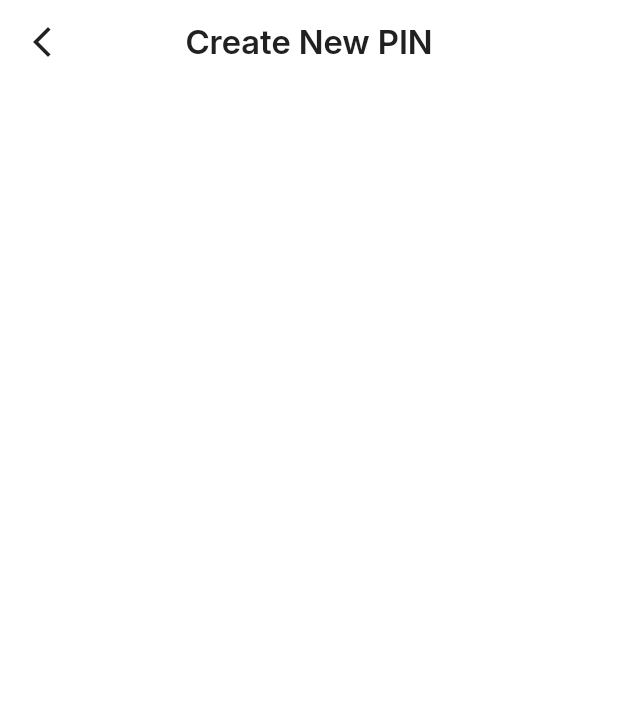
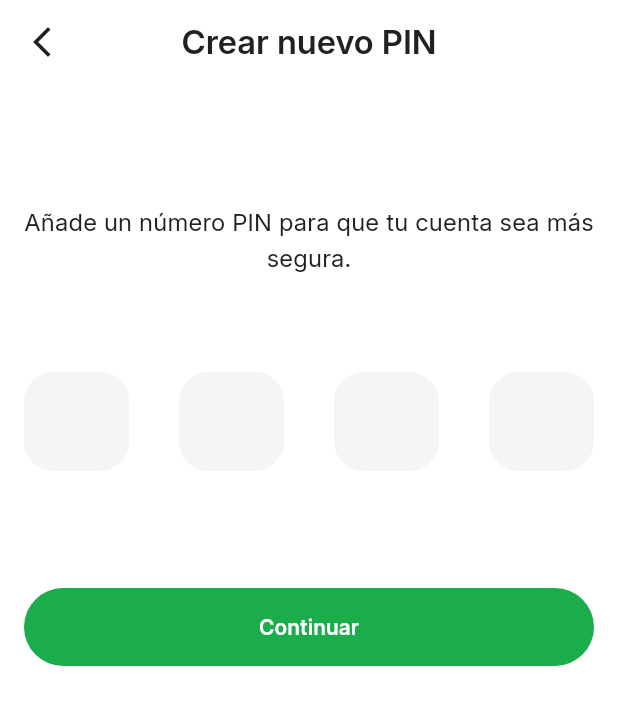
Before and after one commit to Russellnahuidev/Foodu_app, a Flutter app: the CreatePinPage screen opened by its route, on a phone screen of 412 x 824 dp. Shown: the top 705 px of the screen. Run offline on Flutter 3.47's test engine with Material 3 defaults, Android fonts, the phone set to English and light mode, and no system bars; our stand-ins replace dio, flutter_map, flutter_secure_storage, geocoding, geolocator, get_it and 6 more; accounts and stored records are empty.

Commit message:
Implementación UI de Creacion de nuevo PIN Completo

```diff
--- a/lib/app/constants/strings.dart
+++ b/lib/app/constants/strings.dart
@@ -32,6 +32,10 @@ class AppStrings {
   static const String otpVerificationTitle = 'Verificación del código OTP';
   static const String fillProfileTitle = 'Completa tu perfil';
   static const String setLocationTitle = 'Selecciona tu ubicación';
+  static const String createPinTitle = 'Crear nuevo PIN';
+  static const String createPinDescription =
+      'Añade un número PIN para que tu cuenta sea más segura.';
+  static const String fingerprintTitle = 'Establece tu huella digital';
   static const String setLocation = 'Ubicación';
   static const String setLocationHint = 'Seleccione una ubicación en el mapa';
   static const String emailLabel = 'Correo electrónico';
--- a/lib/app/routes/app_router.dart
+++ b/lib/app/routes/app_router.dart
@@ -2,6 +2,7 @@ import 'package:flutter/material.dart';
 import 'package:foodu_app/app/routes/routes_names.dart';
 import 'package:foodu_app/features/account_setup/presentation/pages/create_pin_page.dart';
 import 'package:foodu_app/features/account_setup/presentation/pages/fill_profile_page.dart';
+import 'package:foodu_app/features/account_setup/presentation/pages/fingerprint_page.dart';
 import 'package:foodu_app/features/account_setup/presentation/pages/set_location_page.dart';
 import 'package:foodu_app/features/auth/presentation/pages/lets_you_in_page.dart';
 import 'package:foodu_app/features/auth/presentation/pages/otp_verification_page.dart';
@@ -61,6 +62,10 @@ class AppRouter {
         path: RoutesNames.createPin,
         builder: (context, state) => CreatePinPage(),
       ),
+      GoRoute(
+        path: RoutesNames.fingerprint,
+        builder: (context, state) => FingerprintPage(),
+      ),
     ],
     errorBuilder: (context, state) => Scaffold(
       body: Center(child: Text('Ruta no encontrada: ${state.error}')),
--- a/lib/app/routes/route_middlewere.dart
+++ b/lib/app/routes/route_middlewere.dart
@@ -16,6 +16,7 @@ class RouteMiddleware {
     RoutesNames.fillProfile,
     RoutesNames.setLocation,
     RoutesNames.createPin,
+    RoutesNames.fingerprint,
   ];
 
   static Future<String?> guard(_, GoRouterState state) async {
--- a/lib/app/routes/routes_names.dart
+++ b/lib/app/routes/routes_names.dart
@@ -11,5 +11,6 @@ class RoutesNames {
   static const String fillProfile = '/fill-profile';
   static const String setLocation = '/set-location';
   static const String createPin = '/create-pin';
+  static const String fingerprint = '/fingerprint';
   static const String home = '/home';
 }
--- a/lib/features/account_setup/presentation/pages/create_pin_page.dart
+++ b/lib/features/account_setup/presentation/pages/create_pin_page.dart
@@ -1,4 +1,9 @@
 import 'package:flutter/material.dart';
+import 'package:foodu_app/app/constants/dimensions.dart';
+import 'package:foodu_app/app/constants/strings.dart';
+import 'package:foodu_app/app/routes/routes_names.dart';
+import 'package:foodu_app/shared/widgets/inputs/otp_digit_field.dart';
+import 'package:foodu_app/shared/widgets/buttons/primary_button.dart';
 import 'package:go_router/go_router.dart';
 
 class CreatePinPage extends StatefulWidget {
@@ -9,13 +14,33 @@ class CreatePinPage extends StatefulWidget {
 }
 
 class _CreatePinPageState extends State<CreatePinPage> {
+  final c1 = TextEditingController();
+  final c2 = TextEditingController();
+  final c3 = TextEditingController();
+  final c4 = TextEditingController();
+
+  final f1 = FocusNode();
+  final f2 = FocusNode();
+  final f3 = FocusNode();
+  final f4 = FocusNode();
+
+  bool get isPinComplete =>
+      c1.text.isNotEmpty &&
+      c2.text.isNotEmpty &&
+      c3.text.isNotEmpty &&
+      c4.text.isNotEmpty;
+
+  void _onChanged() {
+    setState(() {});
+  }
+
   @override
   Widget build(BuildContext context) {
     return Scaffold(
       backgroundColor: Theme.of(context).scaffoldBackgroundColor,
       appBar: AppBar(
         title: Text(
-          'Create New PIN',
+          AppStrings.createPinTitle,
           style: Theme.of(context).textTheme.titleLarge,
         ),
         leading: IconButton(
@@ -23,6 +48,91 @@ class _CreatePinPageState extends State<CreatePinPage> {
           onPressed: () => context.pop(),
         ),
       ),
+      body: SafeArea(
+        child: Padding(
+          padding: EdgeInsets.all(AppDimensions.space),
+          child: Column(
+            children: [
+              SizedBox(height: AppDimensions.space64),
+              // Descripcion
+              Text(
+                AppStrings.createPinDescription,
+                style: Theme.of(context).textTheme.bodyLarge,
+                textAlign: TextAlign.center,
+              ),
+
+              SizedBox(height: AppDimensions.space64),
+
+              // PIN INPUT
+              Row(
+                mainAxisAlignment: MainAxisAlignment.spaceBetween,
+
+                children: [
+                  OtpDigitField(
+                    controller: c1,
+                    focusNode: f1,
+                    nextFocus: f2,
+                    obscureText: true,
+                    onChanged: _onChanged,
+                  ),
+
+                  OtpDigitField(
+                    controller: c2,
+                    focusNode: f2,
+                    previousFocus: f1,
+                    nextFocus: f3,
+                    obscureText: true,
+                    onChanged: _onChanged,
+                  ),
+
+                  OtpDigitField(
+                    controller: c3,
+                    focusNode: f3,
+                    previousFocus: f2,
+                    nextFocus: f4,
+                    obscureText: true,
+                    onChanged: _onChanged,
+                  ),
+
+                  OtpDigitField(
+                    controller: c4,
+                    focusNode: f4,
+                    previousFocus: f3,
+                    obscureText: true,
+                    onChanged: _onChanged,
+                  ),
+                ],
+              ),
+
+              SizedBox(height: AppDimensions.space64),
+
+              // Verify Button
+              PrimaryButton(
+                label: AppStrings.continueButton,
+                onPressed: () {
+                  // Luego conectamos con Bloc
+                  context.push(RoutesNames.fingerprint);
+                },
+              ),
+            ],
+          ),
+        ),
+      ),
     );
   }
+
+  @override
+  void dispose() {
+    c1.dispose();
+    c2.dispose();
+    c3.dispose();
+    c4.dispose();
+
+    f1.dispose();
+    f2.dispose();
+    f3.dispose();
+    f4.dispose();
+
+    super.dispose();
+  }
 }
--- a/lib/features/auth/presentation/widgets/otp_input_field.dart
+++ b/lib/shared/widgets/inputs/otp_digit_field.dart
@@ -2,20 +2,23 @@ import 'package:flutter/material.dart';
 import 'package:foodu_app/app/constants/dimensions.dart';
 import 'package:foodu_app/app/themes/app_colors.dart';
 
-class OtpInputField extends StatelessWidget {
+class OtpDigitField extends StatelessWidget {
   final TextEditingController controller;
   final FocusNode focusNode;
   final FocusNode? nextFocus;
   final FocusNode? previousFocus;
   final VoidCallback? onChanged;
 
-  const OtpInputField({
+  final bool obscureText;
+
+  const OtpDigitField({
     super.key,
     required this.controller,
     required this.focusNode,
     this.nextFocus,
     this.previousFocus,
     this.onChanged,
+    this.obscureText = false,
   });
 
   @override
@@ -29,13 +32,12 @@ class OtpInputField extends StatelessWidget {
       child: TextField(
         controller: controller,
         focusNode: focusNode,
-
         keyboardType: TextInputType.number,
         textAlign: TextAlign.center,
         maxLength: 1,
-
         showCursor: false,
-
+        obscureText: obscureText,
+        obscuringCharacter: '●',
         style: theme.textTheme.titleLarge?.copyWith(
           fontWeight: FontWeight.w700,
           fontSize: 24,
```
Also changed, not shown: lib/features/account_setup/presentation/pages/fingerprint_page.dart (added, +29 -0 lines), lib/features/auth/presentation/pages/otp_verification_page.dart (+5 -5 lines).
